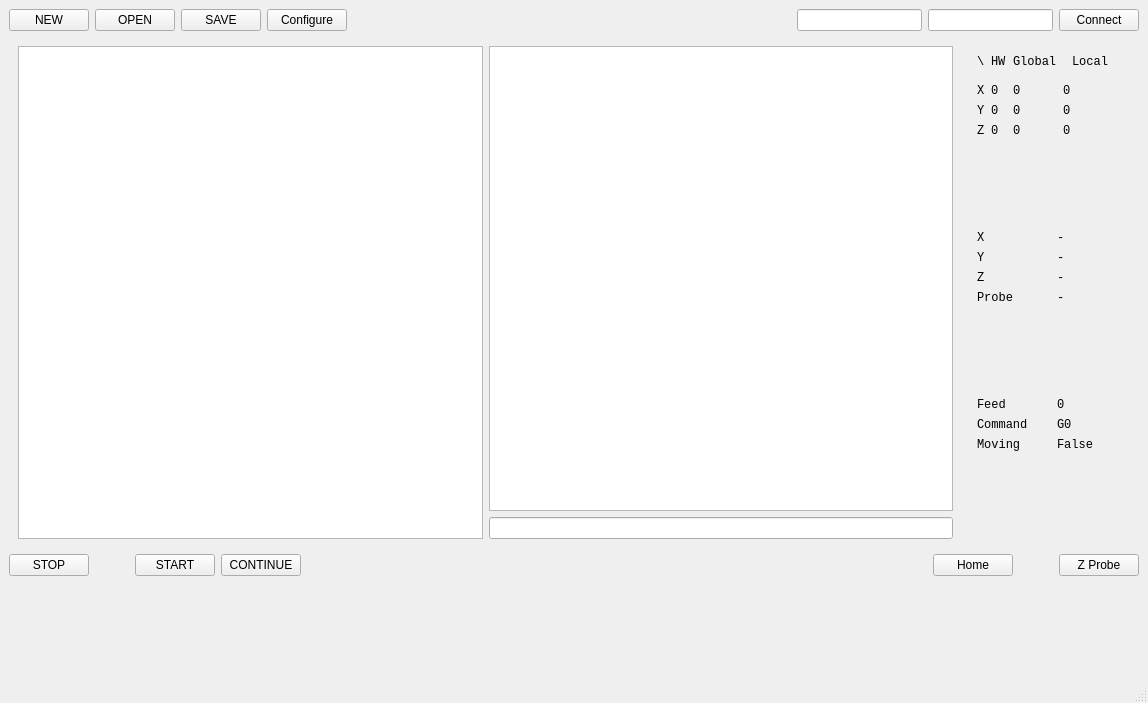
This is mainwindow.ui in nort-cnc-control/NoRTGui-Qt as Qt 5 draws it before an edit. The edited form follows.
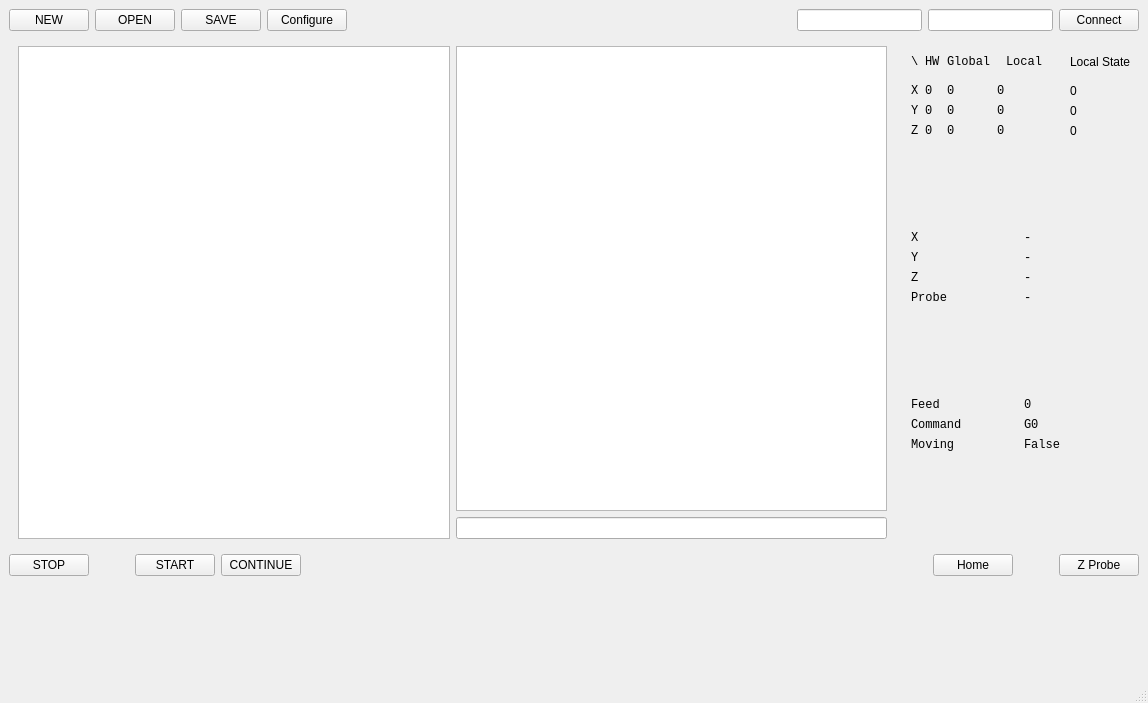
This is the edited form.

Commit message: Display local state target position

Diff of the .ui file:
```diff
--- a/mainwindow.ui
+++ b/mainwindow.ui
@@ -443,6 +443,34 @@
                </layout>
               </widget>
              </item>
+             <item row="2" column="4">
+              <widget class="QLabel" name="loc_state_y">
+               <property name="text">
+                <string>0</string>
+               </property>
+              </widget>
+             </item>
+             <item row="3" column="4">
+              <widget class="QLabel" name="loc_state_z">
+               <property name="text">
+                <string>0</string>
+               </property>
+              </widget>
+             </item>
+             <item row="1" column="4">
+              <widget class="QLabel" name="loc_state_x">
+               <property name="text">
+                <string>0</string>
+               </property>
+              </widget>
+             </item>
+             <item row="0" column="4">
+              <widget class="QLabel" name="label_11">
+               <property name="text">
+                <string>Local State</string>
+               </property>
+              </widget>
+             </item>
             </layout>
            </item>
            <item>
```
Left out of the diff: 166 changed lines with no effect on the pictures. The commit also changes 4 other files.
